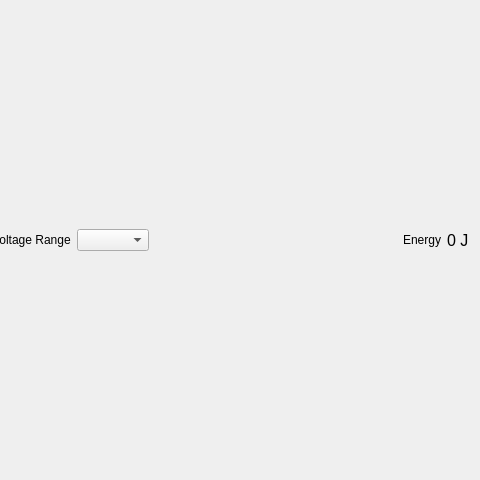
The window that joulescope_ui/widgets/control/control_widget_ui.ui (jetperch/pyjoulescope_ui) describes before a commit, drawn with Qt 5; both pictures show x 274 to 754 and y 0 to 480 of the 754 by 480 pixel window.
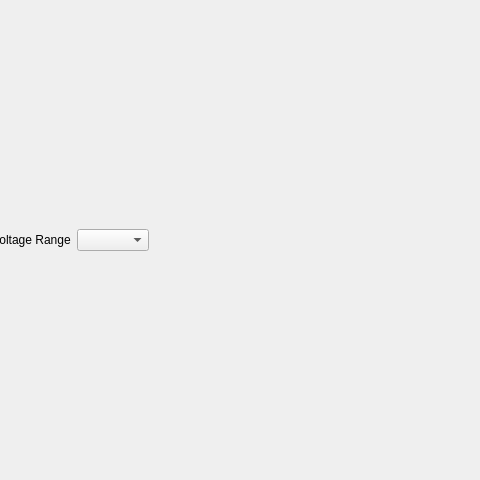
The same window after the commit. Icons and pictures are not drawn.

```diff
--- a/joulescope_ui/widgets/control/control_widget_ui.ui
+++ b/joulescope_ui/widgets/control/control_widget_ui.ui
@@ -108,21 +108,15 @@
     </spacer>
    </item>
    <item>
-    <widget class="QLabel" name="energyNameLabel">
-     <property name="text">
-      <string>Energy</string>
+    <widget class="QLabel" name="accumLabel">
+     <property name="toolTip">
+      <string>&lt;html&gt;&lt;head/&gt;&lt;body&gt;&lt;p&gt;The accumulated charge or energy.&lt;/p&gt;&lt;p&gt;Left click to clear, same as Tools → Clear Accumulators.&lt;br/&gt;Right click for more options. &lt;/p&gt;&lt;/body&gt;&lt;/html&gt;</string>
      </property>
-    </widget>
-   </item>
-   <item>
-    <widget class="QLabel" name="energyValueLabel">
-     <property name="font">
-      <font>
-       <pointsize>12</pointsize>
-      </font>
-     </property>
      <property name="text">
-      <string>0 J</string>
+      <string>&lt;html&gt;&lt;header/&gt;&lt;body&gt;&lt;/body&lt;/html&gt;</string>
+     </property>
+     <property name="textFormat">
+      <enum>Qt::RichText</enum>
      </property>
     </widget>
    </item>
```
